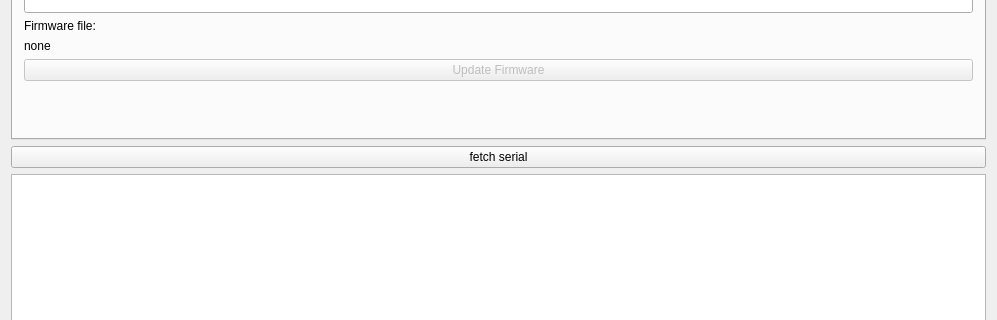
Old version of the form combined_tests/mainwindow.ui in the repository Dygmalab/assembly_tests; both pictures show x 0 to 997 and y 136 to 456 of the 997 by 655 pixel window.
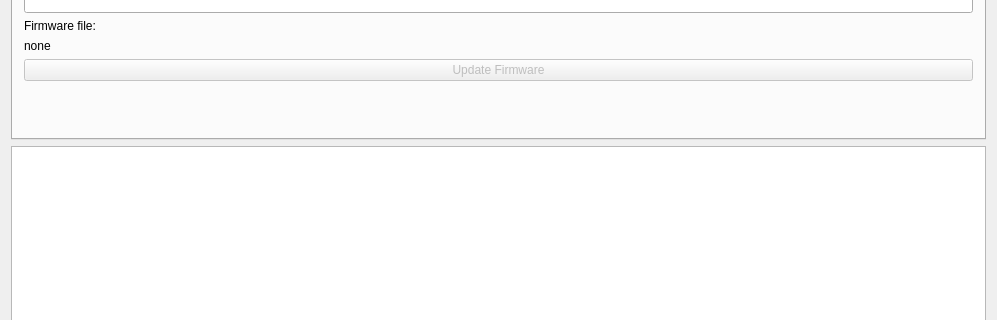
New version of the form. The open tabs and pages were chosen to show the change. Icons and pictures are not drawn.

Commit message: remove fetch id button

What changed in the file:
```diff
--- a/combined_tests/mainwindow.ui
+++ b/combined_tests/mainwindow.ui
@@ -319,13 +319,6 @@
         </widget>
        </widget>
       </item>
-      <item>
-       <widget class="QPushButton" name="button_fetch_serial">
-        <property name="text">
-         <string>fetch serial</string>
-        </property>
-       </widget>
-      </item>
       <item>
        <widget class="QPlainTextEdit" name="log_messages">
         <property name="sizePolicy">
```
Left out of the diff: 2 changed lines with no effect on the pictures.
